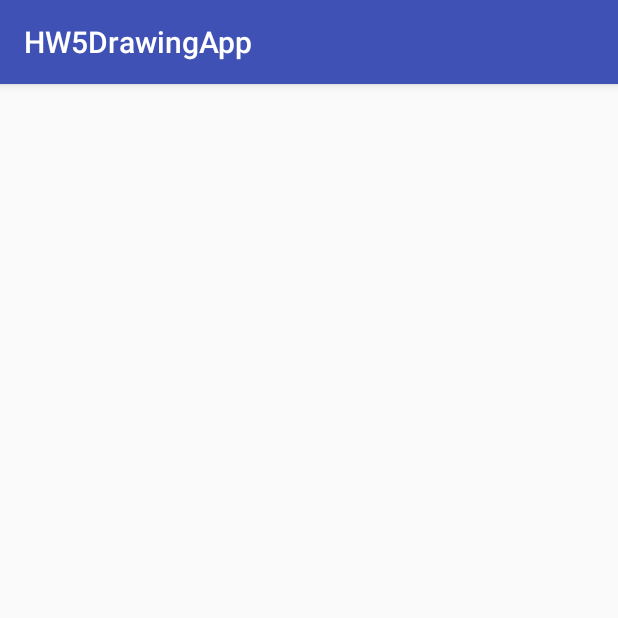
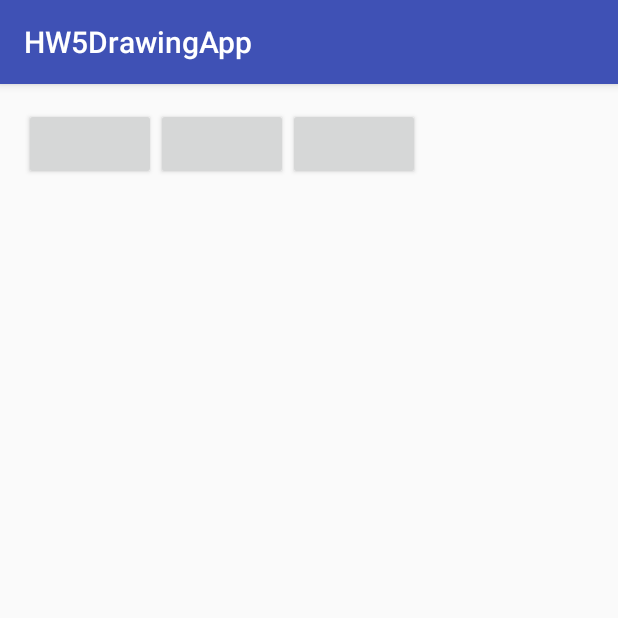
Before and after one commit to Rikkokiri/HW5DrawingApp, an Android app: the DrawingActivity screen opened directly, with no data from a screen before it, on a phone screen of 412 x 824 dp, the top half of it. Run offline under Robolectric (Android 15) with nearby library versions, the phone set to English and light mode, and no system bars; 2 statements that could not run were skipped.

Commit message:
Fixed project, started adding buttons

```diff
--- a/app/src/main/java/com/virginiatech/piraj/hw5drawingapp/DrawingActivity.java
+++ b/app/src/main/java/com/virginiatech/piraj/hw5drawingapp/DrawingActivity.java
@@ -1,10 +1,15 @@
 package com.virginiatech.piraj.hw5drawingapp;
 
 import android.content.Intent;
+import android.graphics.Color;
+import android.graphics.drawable.BitmapDrawable;
+import android.graphics.drawable.Drawable;
 import android.net.Uri;
 import android.support.v7.app.AppCompatActivity;
 import android.os.Bundle;
 import android.widget.ImageView;
+
+import java.io.File;
 
 /**
  * Activity where the actual drawing happens
@@ -21,7 +26,10 @@ public class DrawingActivity extends AppCompatActivity {
         super.onCreate(savedInstanceState);
         setContentView(R.layout.activity_drawing);
 
-        //canvas = (DrawingCanvas) findViewById(R.id.drawingCanvas);
+        canvas = (DrawingCanvas) findViewById(R.id.drawingCanvas);
+
+        //Fill the screen with the canvas
+        //canvas.setScaleType(ImageView.ScaleType.FIT_XY);
 
         //Get intent that the StartActivity used to start this activity
         Intent imageIntent = getIntent();
@@ -30,15 +38,17 @@ public class DrawingActivity extends AppCompatActivity {
         Bundle extras = imageIntent.getExtras();
         Uri imageURI = Uri.parse(extras.getString("imageURI"));
         System.out.println("DrawingActivity: image URI received " + imageURI.toString()); //Just for testing
-        imageView = (ImageView) findViewById(R.id.testImageView);
-        imageView.setImageURI(imageURI); //Just for testing
+        //imageView = (ImageView) findViewById(R.id.testImageView);
+        //imageView.setImageURI(imageURI); //Just for testing
 
         //TODO Set the image as the background of the canvas
 
+        canvas.setImageURI(imageURI);
 
     }
 
 
 
 
+
 }
--- a/app/src/main/java/com/virginiatech/piraj/hw5drawingapp/DrawingCanvas.java
+++ b/app/src/main/java/com/virginiatech/piraj/hw5drawingapp/DrawingCanvas.java
@@ -6,12 +6,13 @@ import android.graphics.Color;
 import android.graphics.Paint;
 import android.util.AttributeSet;
 import android.view.View;
+import android.widget.ImageView;
 
 /**
  * Created by Pilvi on 23/11/16.
  */
 
-public class DrawingCanvas extends View {
+public class DrawingCanvas extends ImageView {
 
     private Paint pathPaint;
 
--- a/app/src/main/res/layout/activity_drawing.xml
+++ b/app/src/main/res/layout/activity_drawing.xml
@@ -10,13 +10,46 @@
     android:paddingTop="@dimen/activity_vertical_margin"
     tools:context="com.virginiatech.piraj.hw5drawingapp.DrawingActivity">
 
+    <!-- Canvas for drawing -->
     <com.virginiatech.piraj.hw5drawingapp.DrawingCanvas
         android:id="@+id/drawingCanvas"
         android:layout_width="match_parent"
         android:layout_height="match_parent"
-    />
+        android:scaleType="centerCrop"
+        android:adjustViewBounds="true">
+    </com.virginiatech.piraj.hw5drawingapp.DrawingCanvas>
+
+    <TableLayout
+        android:layout_width="fill_parent"
+        android:layout_height="wrap_content"
+        >
+
+        <TableRow>
+
+            <!-- Red -->
+            <Button
+                android:id="@+id/red"/>
+
+            <!-- Blue -->
+            <Button
+                android:id="@+id/blue"/>
+
+            <!-- Green -->
+            <Button
+                android:id="@+id/green"/>
+
+        </TableRow>
+
+        <TableRow>
+            <!-- Clear -->
+
+            <!-- Undo -->
+
+            <!-- Done -->
 
 
+        </TableRow>
 
+    </TableLayout>
 
 </RelativeLayout>
```
